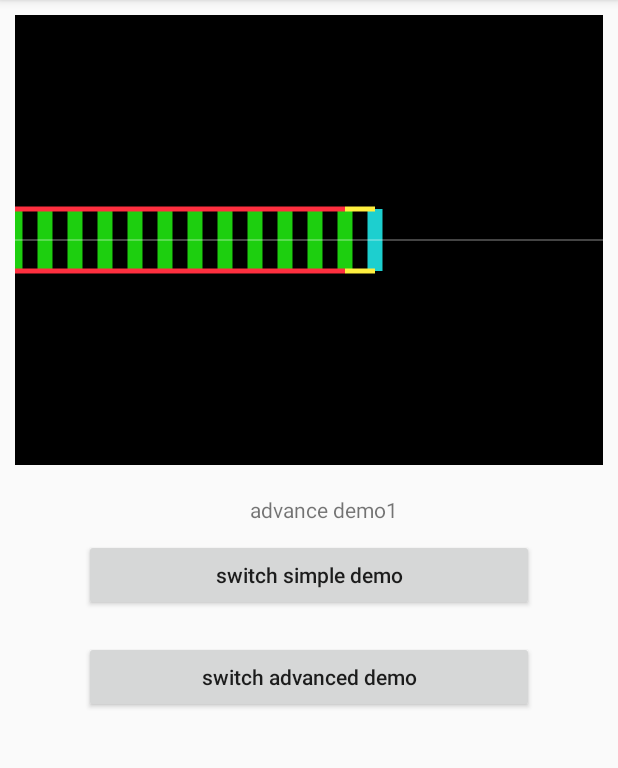
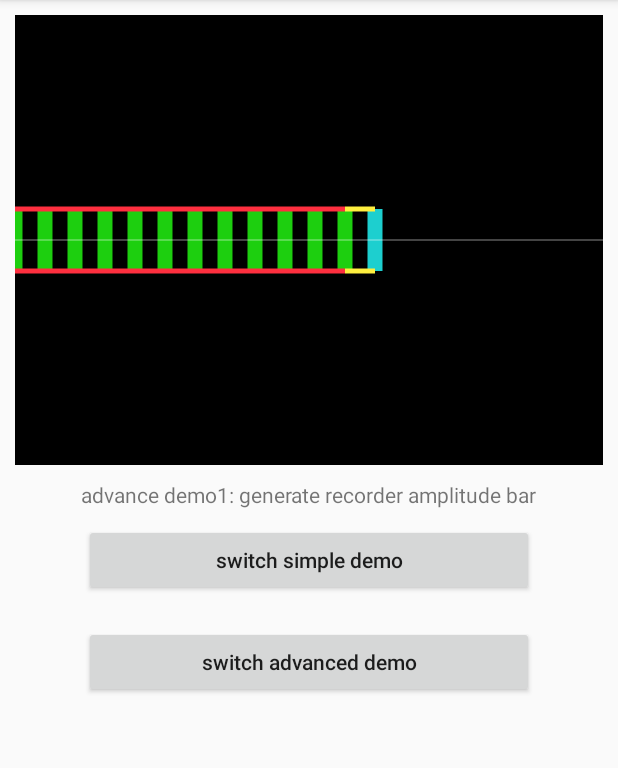
Before and after one commit to maxyou/SimpleWaveform, an Android app: the screen it shows after launch (SimpleWaveformDemo), after a tap on "switch advanced demo", on a phone screen of 412 x 824 dp, the part 84-852 px from its top. Run offline under Robolectric (Android 15) with nearby library versions, the phone set to English and light mode, and no system bars; 1 other tap on this screen came first.

Commit message:
more introduce

```diff
--- a/app/src/main/java/maxproj/com/simplewaveform/SimpleWaveformDemo.java
+++ b/app/src/main/java/maxproj/com/simplewaveform/SimpleWaveformDemo.java
@@ -186,7 +186,7 @@ public class SimpleWaveformDemo extends AppCompatActivity {
         //show...
         simpleWaveform.refresh();
 
-        demo_introduce.setText("demo1");
+        demo_introduce.setText("demo1: positive and negative data");
     }
 
 
@@ -264,7 +264,7 @@ public class SimpleWaveformDemo extends AppCompatActivity {
         //show...
         simpleWaveform.refresh();
 
-        demo_introduce.setText("demo2");
+        demo_introduce.setText("demo2: bar chart");
     }
 
 
@@ -342,7 +342,7 @@ public class SimpleWaveformDemo extends AppCompatActivity {
         //show...
         simpleWaveform.refresh();
 
-        demo_introduce.setText("demo3");
+        demo_introduce.setText("demo3: amplitude bar");
     }
 
 
@@ -420,7 +420,7 @@ public class SimpleWaveformDemo extends AppCompatActivity {
         //show...
         simpleWaveform.refresh();
 
-        demo_introduce.setText("demo4");
+        demo_introduce.setText("demo4: sound wave");
     }
 
     private void demoAdvance1() {
@@ -519,7 +519,7 @@ public class SimpleWaveformDemo extends AppCompatActivity {
             }
         }).start();
 
-        demo_introduce.setText("advance demo1");
+        demo_introduce.setText("advance demo1: generate recorder amplitude bar");
 
     }
 
@@ -548,7 +548,7 @@ public class SimpleWaveformDemo extends AppCompatActivity {
         recycler_view.scrollToPosition(2);
 //        recycler_view.smoothScrollBy(100, 10);
 
-        demo_introduce.setText("advance demo2");
+        demo_introduce.setText("advance demo2: embedded in horizontal recycler view");
     }
 
     private int randomInt(int min, int max) {
--- a/app/src/main/res/layout/activity_simple_waveform_demo.xml
+++ b/app/src/main/res/layout/activity_simple_waveform_demo.xml
@@ -24,9 +24,7 @@
     <TextView
         android:id="@+id/demo_introduce"
         android:layout_width="wrap_content"
-        android:layout_height="wrap_content"
-        android:layout_marginLeft="10dp"
-        android:layout_marginTop="10dp" />
+        android:layout_height="wrap_content" />
 
     <Button
         android:id="@+id/button_switch_simple_demos"
```
